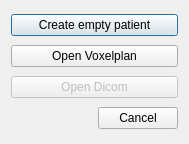
Qt form pytripgui/view/add_patient.ui (pytrip/pytripgui) before a commit.
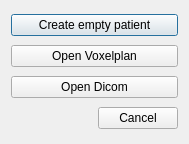
The same form after that commit.

The edit to the form file:
```diff
--- a/pytripgui/view/add_patient.ui
+++ b/pytripgui/view/add_patient.ui
@@ -49,7 +49,7 @@
    <item>
     <widget class="QPushButton" name="openDicom_pushButton">
      <property name="enabled">
-      <bool>false</bool>
+      <bool>true</bool>
      </property>
      <property name="text">
       <string>Open Dicom</string>
```
